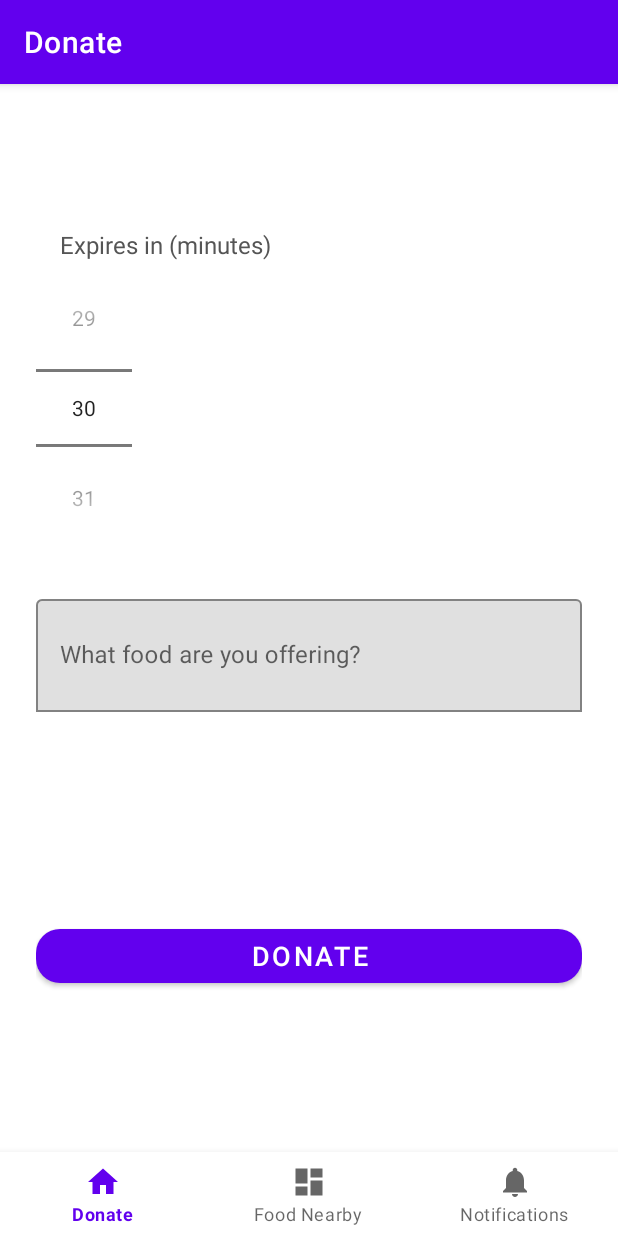
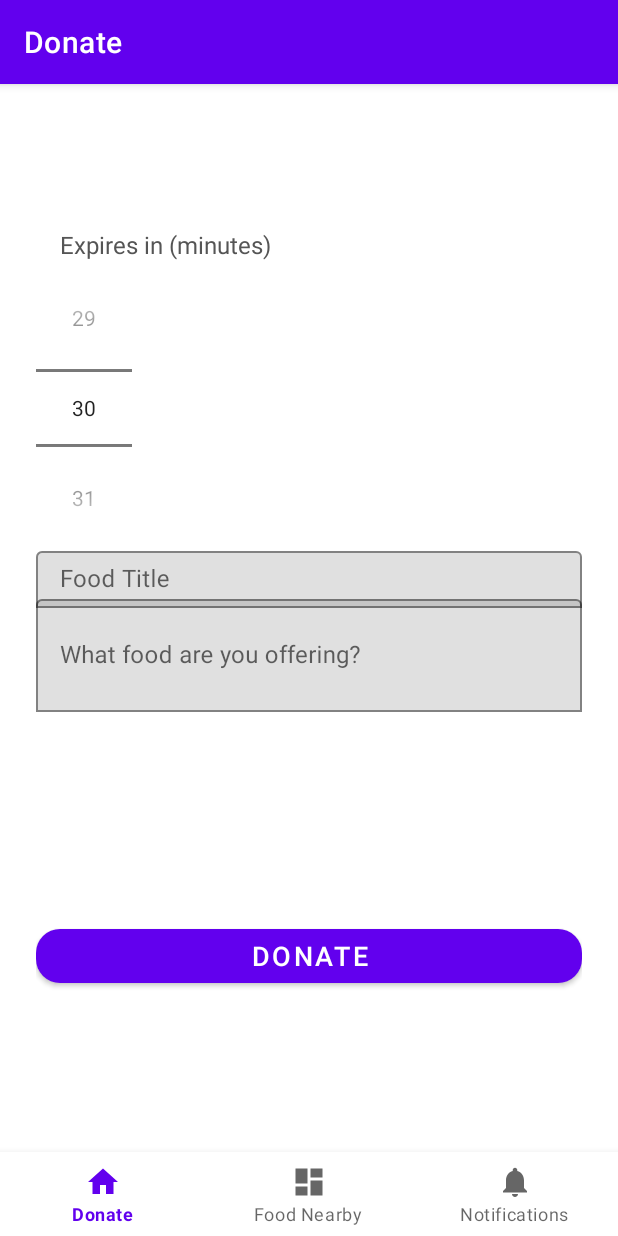
Before and after one commit to zaladmander/HACKATHON-Food-Rescue-Timer, an Android app: the screen it shows after launch (MainActivity), after a tap on "DONATE", on a phone screen of 412 x 824 dp. Run offline under Robolectric (Android 15) with nearby library versions, the phone set to English and light mode, and no system bars; our stand-ins replace navigation-ui.

Commit message:
that's it

```diff
--- a/app/src/main/java/com/example/example/ui/food/FoodAdapter.java
+++ b/app/src/main/java/com/example/example/ui/food/FoodAdapter.java
@@ -42,6 +42,7 @@ public class FoodAdapter extends RecyclerView.Adapter<FoodAdapter.FoodViewHolder
     @Override
     public void onBindViewHolder(@NonNull FoodViewHolder holder, int position) {
         FoodItem item = items.get(position);
+        holder.textTitle.setText(item.getTitle());
         holder.textDesc.setText(item.getDescription());
         holder.textTimer.setText(item.getMinutesLeft() + " min left");
     }
@@ -53,13 +54,16 @@ public class FoodAdapter extends RecyclerView.Adapter<FoodAdapter.FoodViewHolder
 
     static class FoodViewHolder extends RecyclerView.ViewHolder {
 
+        TextView textTitle;
         TextView textDesc;
         TextView textTimer;
 
         FoodViewHolder(@NonNull View itemView) {
             super(itemView);
+            textTitle = itemView.findViewById(R.id.textTitle);
             textDesc = itemView.findViewById(R.id.textDesc);
             textTimer = itemView.findViewById(R.id.textTimer);
         }
     }
+
 }
--- a/app/src/main/java/com/example/example/ui/home/HomeFragment.java
+++ b/app/src/main/java/com/example/example/ui/home/HomeFragment.java
@@ -18,7 +18,8 @@ import org.jspecify.annotations.NonNull;
 
 public class HomeFragment extends Fragment {
 
-    private EditText editTextText;
+    EditText editTextTitle;
+    EditText editTextDescription;
     private Button buttonDonate;
     private FoodViewModel foodViewModel;
     private NumberPicker numberPickerMinutes;
@@ -31,7 +32,8 @@ public class HomeFragment extends Fragment {
 
         View root = inflater.inflate(R.layout.fragment_home, container, false);
 
-        editTextText = root.findViewById(R.id.editTextText);
+        editTextTitle = root.findViewById(R.id.editTextTitle);
+        editTextDescription = root.findViewById(R.id.editTextText);
         buttonDonate = root.findViewById(R.id.buttonDonate);
         numberPickerMinutes = root.findViewById(R.id.numberPickerMinutes);
 
@@ -47,14 +49,15 @@ public class HomeFragment extends Fragment {
         foodViewModel = new ViewModelProvider(requireActivity())
                 .get(FoodViewModel.class);
 
-        // Now the click listener:
         buttonDonate.setOnClickListener(v -> {
-            String desc = editTextText.getText().toString().trim();
+            String title = editTextTitle.getText().toString().trim();
+            String desc = editTextDescription.getText().toString().trim();
             int minutes = numberPickerMinutes.getValue();
 
-            if (!desc.isEmpty()) {
-                foodViewModel.addDonation(desc, minutes);
-                editTextText.setText("");
+            if (!title.isEmpty()) {
+                foodViewModel.addDonation(title, desc, minutes);
+                editTextTitle.setText("");
+                editTextDescription.setText("");
             }
         });
 
--- a/app/src/main/res/layout/fragment_home.xml
+++ b/app/src/main/res/layout/fragment_home.xml
@@ -26,6 +26,22 @@
         app:layout_constraintTop_toBottomOf="@id/timerLabel"
         app:layout_constraintStart_toStartOf="parent" />
 
+    <com.google.android.material.textfield.TextInputLayout
+        android:id="@+id/inputTitleContainer"
+        android:layout_width="0dp"
+        android:layout_height="wrap_content"
+        android:hint="Food Title"
+        app:boxBackgroundMode="outline"
+        app:layout_constraintTop_toBottomOf="@id/numberPickerMinutes"
+        app:layout_constraintStart_toStartOf="parent"
+        app:layout_constraintEnd_toEndOf="parent">
+
+        <com.google.android.material.textfield.TextInputEditText
+            android:id="@+id/editTextTitle"
+            android:layout_width="match_parent"
+            android:layout_height="wrap_content"
+            android:padding="8dp" />
+    </com.google.android.material.textfield.TextInputLayout>
 
     <!-- Description field -->
     <com.google.android.material.textfield.TextInputLayout
```
Also changed, not shown: app/src/main/java/com/example/example/ui/dashboard/DashboardFragment.java (+20 -0 lines), app/src/main/java/com/example/example/ui/food/FoodItem.java (+7 -12 lines), app/src/main/java/com/example/example/ui/food/FoodViewModel.java (+23 -2 lines), app/src/main/res/layout/fragment_dashboard.xml (+11 -5 lines), app/src/main/res/layout/item_food.xml (+10 -3 lines).
